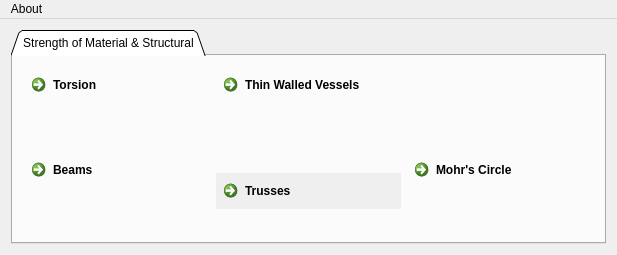
Above: home.ui from bariscelik/ETools before the change. Below: the same form after it.
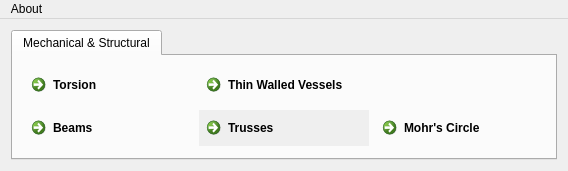
That is the form after the change.

What changed in the file:
```diff
--- a/home.ui
+++ b/home.ui
@@ -6,14 +6,26 @@
    <rect>
     <x>0</x>
     <y>0</y>
-    <width>617</width>
-    <height>255</height>
+    <width>568</width>
+    <height>171</height>
    </rect>
   </property>
+  <property name="sizePolicy">
+   <sizepolicy hsizetype="Fixed" vsizetype="Fixed">
+    <horstretch>0</horstretch>
+    <verstretch>0</verstretch>
+   </sizepolicy>
+  </property>
   <property name="windowTitle">
    <string>home</string>
   </property>
   <widget class="QWidget" name="centralWidget">
+   <property name="sizePolicy">
+    <sizepolicy hsizetype="Fixed" vsizetype="Fixed">
+     <horstretch>0</horstretch>
+     <verstretch>0</verstretch>
+    </sizepolicy>
+   </property>
    <property name="maximumSize">
     <size>
      <width>16777215</width>
@@ -26,7 +38,7 @@
       <item>
        <widget class="QTabWidget" name="tabWidget">
         <property name="tabShape">
-         <enum>QTabWidget::Triangular</enum>
+         <enum>QTabWidget::Rounded</enum>
         </property>
         <property name="currentIndex">
          <number>0</number>
@@ -36,19 +48,19 @@
         </property>
         <widget class="QWidget" name="tab">
          <attribute name="title">
-          <string>Strength of Material &amp;&amp; Structural</string>
+          <string>Mechanical &amp;&amp; Structural</string>
          </attribute>
          <layout class="QGridLayout" name="gridLayout_4">
           <item row="0" column="0">
            <layout class="QGridLayout" name="gridLayout_3">
-            <item row="0" column="0">
+            <item row="0" column="0" alignment="Qt::AlignVCenter">
              <widget class="QCommandLinkButton" name="commandLinkButton_3">
               <property name="text">
                <string>Torsion</string>
               </property>
              </widget>
             </item>
-            <item row="0" column="1">
+            <item row="0" column="1" alignment="Qt::AlignVCenter">
              <widget class="QCommandLinkButton" name="commandLinkButton_4">
               <property name="text">
                <string>Thin Walled Vessels</string>
@@ -58,7 +70,7 @@
               </property>
              </widget>
             </item>
-            <item row="1" column="0">
+            <item row="1" column="0" alignment="Qt::AlignVCenter">
              <widget class="QCommandLinkButton" name="commandLinkButton_6">
               <property name="text">
                <string>Beams</string>
@@ -75,7 +87,7 @@
               </property>
              </widget>
             </item>
-            <item row="1" column="2">
+            <item row="1" column="2" alignment="Qt::AlignVCenter">
              <widget class="QCommandLinkButton" name="commandLinkButton_8">
               <property name="text">
                <string>Mohr's Circle</string>
@@ -97,7 +109,7 @@
     <rect>
      <x>0</x>
      <y>0</y>
-     <width>617</width>
+     <width>568</width>
      <height>25</height>
     </rect>
    </property>
```
Left out of the diff: 10 changed lines with no effect on the pictures.
